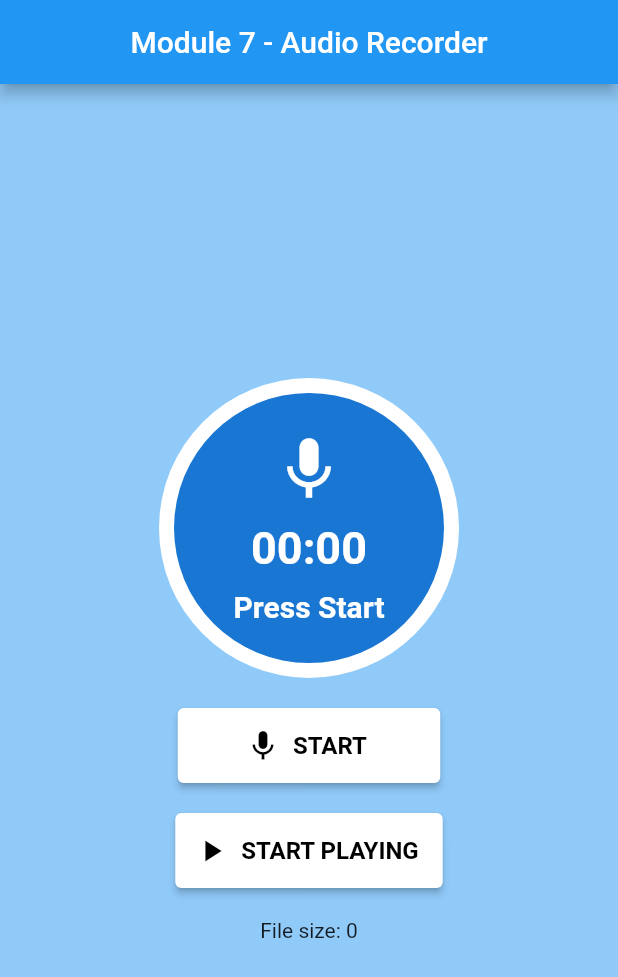
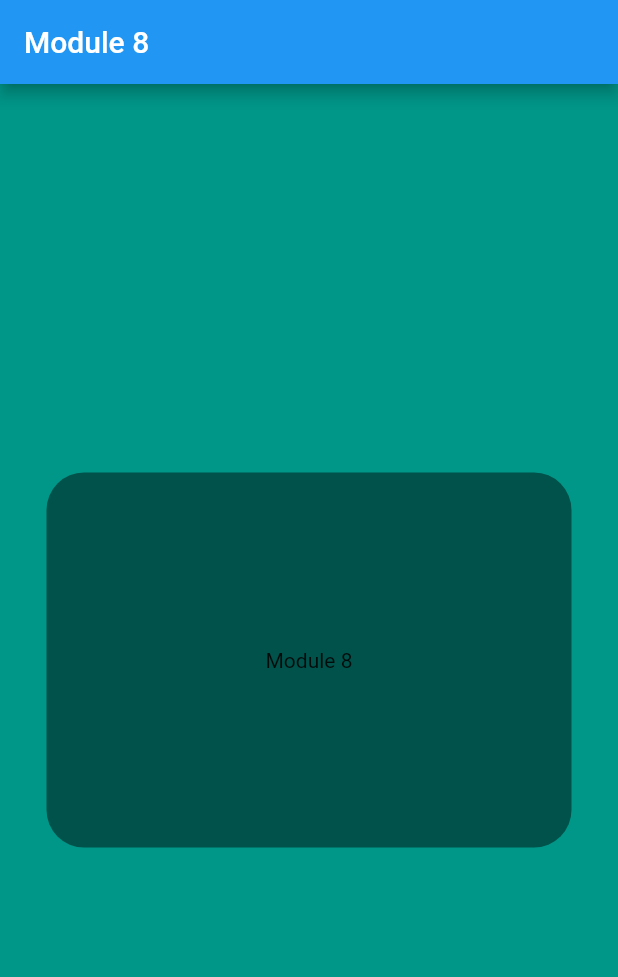
Before and after one commit to francisnnumbi/working_on_technics, a Flutter app: the screen it shows after launch, on a phone screen of 412 x 824 dp. Shown: the top 977 px of the screen. Run offline on Flutter 3.47's test engine with Material 2 defaults, Android fonts, the light colour scheme and no system bars; our stand-ins replace get, get_storage, permission_handler; missing offline and left inert: flutter_sound_lite.

Commit message:
just fun

```diff
--- a/lib/main.dart
+++ b/lib/main.dart
@@ -8,6 +8,7 @@ import 'package:working_on_technics/modules/module4/any_widget.dart';
 import 'package:working_on_technics/modules/module4/base_widget.dart';
 import 'package:working_on_technics/modules/module5/module5_screen.dart';
 import 'package:working_on_technics/modules/module7/module7_screen.dart';
+import 'package:working_on_technics/modules/module8/module8_screen.dart';
 
 import 'modules/module1/pull_to_refresh.dart';
 import 'modules/module3/module3_screen.dart';
@@ -33,7 +34,7 @@ class MyApp extends StatelessWidget {
       // home: const TestScreen(),
       //home: Module3Screen(),
       // home: BaseWidget(data: "Crazy", child: AnyWidget()),
-      home: Module7Screen(),
+      home: Module8Screen(),
     );
   }
 }
--- a/lib/modules/module6/module6_screen.dart
+++ b/lib/modules/module6/module6_screen.dart
@@ -87,6 +87,8 @@ class Module6Screen extends StatelessWidget {
             children: [
               Padding(
                 padding: const EdgeInsets.all(15.0),
+                child: AspectRatio(
+                  aspectRatio: 16 / 9,
                   child: Row(
                     children: [
                       Expanded(
@@ -148,8 +150,8 @@ class Module6Screen extends StatelessWidget {
                                       padding: const EdgeInsets.symmetric(
                                           horizontal: 20, vertical: 10),
                                       child: const Center(
-                                      child:
-                                          Icon(Icons.star, color: Colors.white),
+                                        child: Icon(Icons.star,
+                                            color: Colors.white),
                                       )),
                                 ),
                                 Expanded(
@@ -196,11 +198,11 @@ class Module6Screen extends StatelessWidget {
                                             CrossAxisAlignment.start,
                                         children: const [
                                           Text('17',
-                                            style:
-                                                TextStyle(color: Colors.white)),
+                                              style: TextStyle(
+                                                  color: Colors.white)),
                                           Text('Achievements',
-                                            style:
-                                                TextStyle(color: Colors.white)),
+                                              style: TextStyle(
+                                                  color: Colors.white)),
                                         ],
                                       )),
                                 ),
@@ -210,6 +212,7 @@ class Module6Screen extends StatelessWidget {
                         ],
                       )),
                     ],
+                  ),
                 ),
               ),
             ],
--- /dev/null
+++ b/lib/modules/module8/module8_screen.dart
@@ -0,0 +1,34 @@
+import 'dart:ui';
+
+import 'package:flutter/material.dart';
+
+class Module8Screen extends StatelessWidget {
+  const Module8Screen({Key? key}) : super(key: key);
+
+  @override
+  Widget build(BuildContext context) {
+    return Scaffold(
+      backgroundColor: Colors.teal,
+      appBar: AppBar(
+        title: const Text('Module 8'),
+      ),
+      body: ClipRRect(
+        borderRadius: BorderRadius.circular(20),
+        child: BackdropFilter(
+          filter: ImageFilter.blur(sigmaX: 15, sigmaY: 15),
+          child: Center(
+            child: Container(
+              height: 250,
+              width: 350,
+              decoration: BoxDecoration(
+                borderRadius: BorderRadius.circular(25),
+                color: Colors.black45,
+              ),
+              child: const Center(child: Text('Module 8')),
+            ),
+          ),
+        ),
+      ),
+    );
+  }
+}
```
Lines whose indentation alone changed are shown as unchanged.
